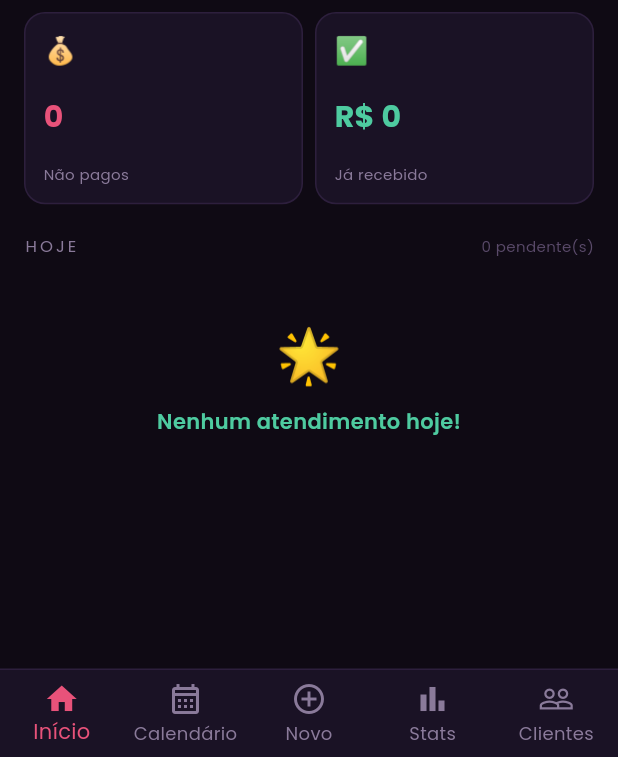
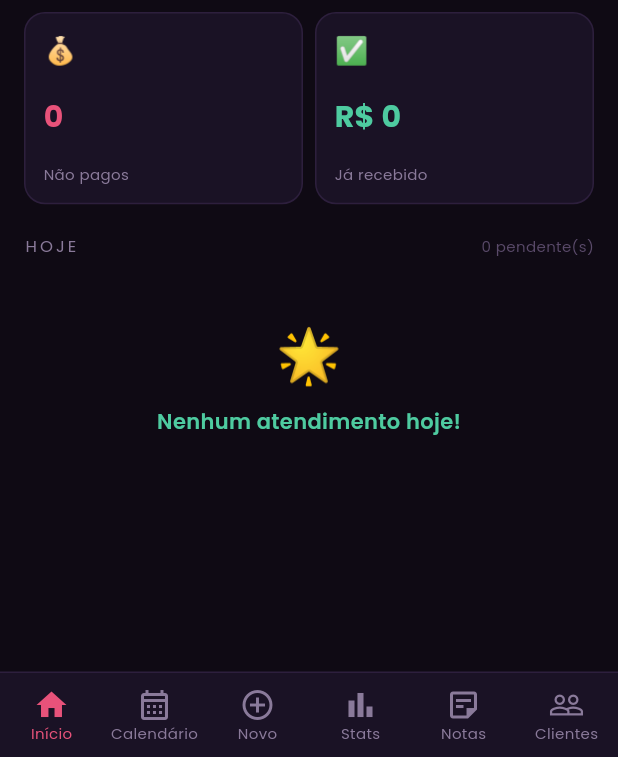
Before and after one commit to Michaelrodriguesds/GlamourFrontend, a Flutter app: the _MainShell screen opened directly, on a phone screen of 412 x 824 dp, the part 479-1236 px from its top. Run offline on Flutter 3.47's test engine with Material 3 defaults, Android fonts, the phone set to English and light mode, and no system bars; our stand-ins replace dio, fl_chart, flutter_riverpod, flutter_secure_storage, google_fonts, table_calendar; accounts and stored records are empty; network calls fail.

```diff
--- a/lib/core/constants/api_endpoints.dart
+++ b/lib/core/constants/api_endpoints.dart
@@ -7,7 +7,7 @@ class ApiEndpoints {
   static const _base = 'https://glamourbackend-bd05.onrender.com';
 
   // 💻 Desenvolvimento local (descomente para testar no PC):
-  // static const _base = 'http://localhost:5000';
+   //static const _base = 'http://localhost:5000';
 
   // ── Auth ────────────────────────────────────────────────────────
   static String get login        => '$_base/api/auth/login';
@@ -25,4 +25,9 @@ class ApiEndpoints {
 
   // ── Estatísticas ──────────────────────────────────────────────────
   static String get monthlyStats => '$_base/api/stats/monthly';
+
+  // ── Anotações Gerais ──────────────────────────────────────────────
+  static String get notes            => '$_base/api/notes';
+  static String noteById(String id)  => '$_base/api/notes/$id';
+  static String pinNote(String id)   => '$_base/api/notes/$id/pin';
 }
--- a/lib/core/constants/app_colors.dart
+++ b/lib/core/constants/app_colors.dart
@@ -31,19 +31,27 @@ class AppColors {
   static const Color textDim       = Color(0xFF5A4A6A);
 
   // ── Procedimentos (cores por tipo) ─────────
-  static const Color cilios        = Color(0xFFB47FD4); // Lavanda
-  static const Color sobrancelha   = Color(0xFFE8527A); // Rose
-  static const Color depilacao     = Color(0xFFF0C060); // Gold
-  static const Color designCompleto= Color(0xFF4ECBA0); // Green
+  static const Color cilios              = Color(0xFFB47FD4); // Lavanda
+  static const Color ciliosTufinho       = Color(0xFF9B6FD4); // Lavanda escuro
+  static const Color sobrancelhaHenna    = Color(0xFF4ECBA0); // Green
+  static const Color sobrancelhaLamina   = Color(0xFFE8527A); // Rose
+  static const Color spaLabios           = Color(0xFFFF9898); // Rosa claro
+  static const Color depilacao           = Color(0xFF98CFFF); // Azul claro
+  static const Color limpezaPele         = Color(0xFFF0C060); // Gold
 
   /// Retorna a cor de acordo com o procedimento
   static Color forProcedure(String procedure) {
-    switch (procedure) {
-      case 'Cílios':          return cilios;
-      case 'Sobrancelha':     return sobrancelha;
-      case 'Depilação':       return depilacao;
-      case 'Design Completo': return designCompleto;
-      default:                return lavender;
+    // Suporta tanto procedimento único como string de combo ("A + B")
+    final first = procedure.split(' + ').first.trim();
+    switch (first) {
+      case 'Cílios':               return cilios;
+      case 'Cílios Tufinho':       return ciliosTufinho;
+      case 'Sobrancelha com Henna':return sobrancelhaHenna;
+      case 'Sobrancelha sem Henna':return sobrancelhaLamina;
+      case 'Spa dos Lábios':       return spaLabios;
+      case 'Depilação':            return depilacao;
+      case 'Limpeza de Pele':      return limpezaPele;
+      default:                     return lavender;
     }
   }
 }
--- a/lib/main.dart
+++ b/lib/main.dart
@@ -8,6 +8,7 @@ import 'presentation/screens/home/home_screen.dart';
 import 'presentation/screens/calendar/calendar_screen.dart';
 import 'presentation/screens/appointments/appointment_form_screen.dart';
 import 'presentation/screens/stats/stats_screen.dart';
+import 'presentation/screens/notes/notes_screen.dart';
 import 'presentation/screens/clients/clients_screen.dart';
 import 'presentation/widgets/bottom_nav.dart';
 import 'providers/auth_provider.dart';
@@ -52,13 +53,29 @@ class _MainShell extends ConsumerStatefulWidget {
 class _MainShellState extends ConsumerState<_MainShell> {
   int _index = 0;
 
-  // 4 telas no IndexedStack — "Novo" abre como modal separado
+  // 5 telas no IndexedStack:
+  //   0 = Início, 1 = Calendário, 2 = Stats, 3 = Notas, 4 = Clientes
+  // O "Novo" (nav index 2) abre como modal separado
   static const List<Widget> _screens = [
     HomeScreen(),
     CalendarScreen(),
     StatsScreen(),
+    NotesScreen(),
     ClientsScreen(),
   ];
+
+  // Mapeamento: nav index → screen index
+  //   nav:    0  1  [2=modal]  3   4   5
+  //   screen: 0  1             2   3   4
+  int _navToScreen(int navIndex) {
+    if (navIndex > 2) return navIndex - 1;
+    return navIndex;
+  }
+
+  int _screenToNav(int screenIndex) {
+    if (screenIndex >= 2) return screenIndex + 1;
+    return screenIndex;
+  }
 
   void _onNavTap(int navIndex) {
     if (navIndex == 2) {
@@ -70,30 +87,24 @@ class _MainShellState extends ConsumerState<_MainShell> {
           builder: (_) => const AppointmentFormScreen(),
         ),
       ).then((_) {
-        // Ao fechar o formulário → força reload de todas as telas
         ref.read(refreshProvider.notifier).state++;
       });
       return;
     }
 
-    // Converte índice da nav (0,1,3,4) → índice do IndexedStack (0,1,2,3)
-    final screenIndex = navIndex > 2 ? navIndex - 1 : navIndex;
+    final screenIndex = _navToScreen(navIndex);
 
     if (screenIndex != _index) {
-      // Ao trocar de aba → força reload da tela de destino
       ref.read(refreshProvider.notifier).state++;
     }
     setState(() => _index = screenIndex);
   }
 
-  // Nav index leva em conta que "Novo" é a posição 2
-  int get _navIndex => _index >= 2 ? _index + 1 : _index;
-
   @override
   Widget build(BuildContext context) => Scaffold(
     body: IndexedStack(index: _index, children: _screens),
     bottomNavigationBar: AppBottomNav(
-      currentIndex: _navIndex,
+      currentIndex: _screenToNav(_index),
       onTap: _onNavTap,
     ),
   );
@@ -107,7 +118,9 @@ class _SplashScreen extends StatelessWidget {
       child: Column(mainAxisSize: MainAxisSize.min, children: [
         Text('🌸', style: TextStyle(fontSize: 60)),
         SizedBox(height: 16),
-        Text('Glamour Agenda', style: TextStyle(color: Color(0xFFF5EEF8), fontSize: 24, fontWeight: FontWeight.w700)),
+        Text('Glamour Agenda',
+            style: TextStyle(
+                color: Color(0xFFF5EEF8), fontSize: 24, fontWeight: FontWeight.w700)),
         SizedBox(height: 24),
         CircularProgressIndicator(color: Color(0xFFE8527A), strokeWidth: 2.5),
       ]),
--- a/lib/presentation/widgets/bottom_nav.dart
+++ b/lib/presentation/widgets/bottom_nav.dart
@@ -2,7 +2,7 @@ import 'package:flutter/material.dart';
 import '../../core/constants/app_colors.dart';
 
 class AppBottomNav extends StatelessWidget {
-  final int            currentIndex;
+  final int               currentIndex;
   final ValueChanged<int> onTap;
 
   const AppBottomNav({
@@ -26,12 +26,33 @@ class AppBottomNav extends StatelessWidget {
         selectedItemColor:   AppColors.rose,
         unselectedItemColor: AppColors.textMuted,
         type: BottomNavigationBarType.fixed,
+        selectedFontSize:   10,
+        unselectedFontSize: 10,
         items: const [
-          BottomNavigationBarItem(icon: Icon(Icons.home_outlined),      activeIcon: Icon(Icons.home),           label: 'Início'),
-          BottomNavigationBarItem(icon: Icon(Icons.calendar_month_outlined), activeIcon: Icon(Icons.calendar_month), label: 'Calendário'),
-          BottomNavigationBarItem(icon: Icon(Icons.add_circle_outline), activeIcon: Icon(Icons.add_circle),     label: 'Novo'),
-          BottomNavigationBarItem(icon: Icon(Icons.bar_chart_outlined), activeIcon: Icon(Icons.bar_chart),      label: 'Stats'),
-          BottomNavigationBarItem(icon: Icon(Icons.people_outline),     activeIcon: Icon(Icons.people),         label: 'Clientes'),
+          BottomNavigationBarItem(
+              icon: Icon(Icons.home_outlined),
+              activeIcon: Icon(Icons.home),
+              label: 'Início'),
+          BottomNavigationBarItem(
+              icon: Icon(Icons.calendar_month_outlined),
+              activeIcon: Icon(Icons.calendar_month),
+              label: 'Calendário'),
+          BottomNavigationBarItem(
+              icon: Icon(Icons.add_circle_outline),
+              activeIcon: Icon(Icons.add_circle),
+              label: 'Novo'),
+          BottomNavigationBarItem(
+              icon: Icon(Icons.bar_chart_outlined),
+              activeIcon: Icon(Icons.bar_chart),
+              label: 'Stats'),
+          BottomNavigationBarItem(
+              icon: Icon(Icons.sticky_note_2_outlined),
+              activeIcon: Icon(Icons.sticky_note_2),
+              label: 'Notas'),
+          BottomNavigationBarItem(
+              icon: Icon(Icons.people_outline),
+              activeIcon: Icon(Icons.people),
+              label: 'Clientes'),
         ],
       ),
     );
```
Also changed, not shown: lib/data/services/general_note_service.dart (added, +81 -0 lines), lib/presentation/screens/appointments/appointment_form_screen.dart (+9 -9 lines), lib/providers/general_note_provider.dart (added, +131 -0 lines), 3 other files.
